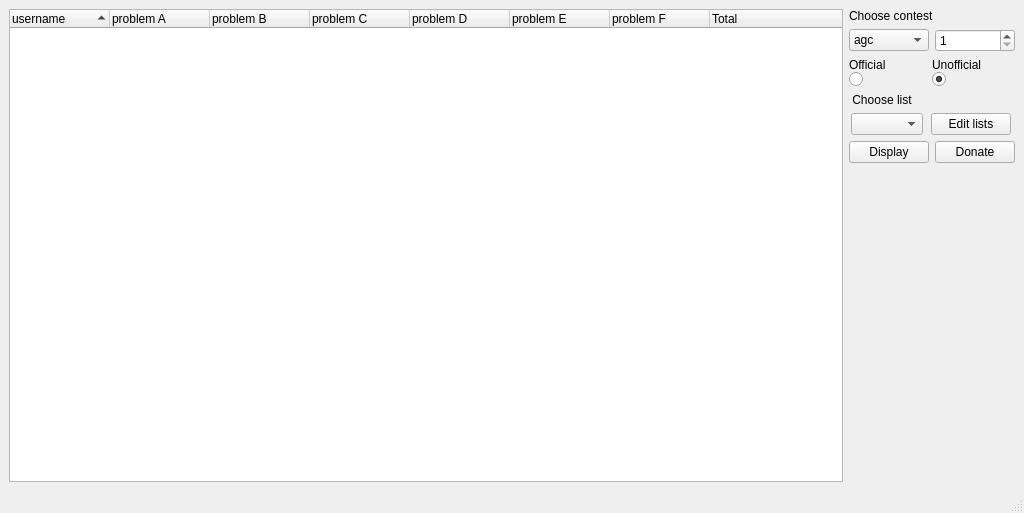
Old version of the form gui.ui in the repository mkisic/acstand.
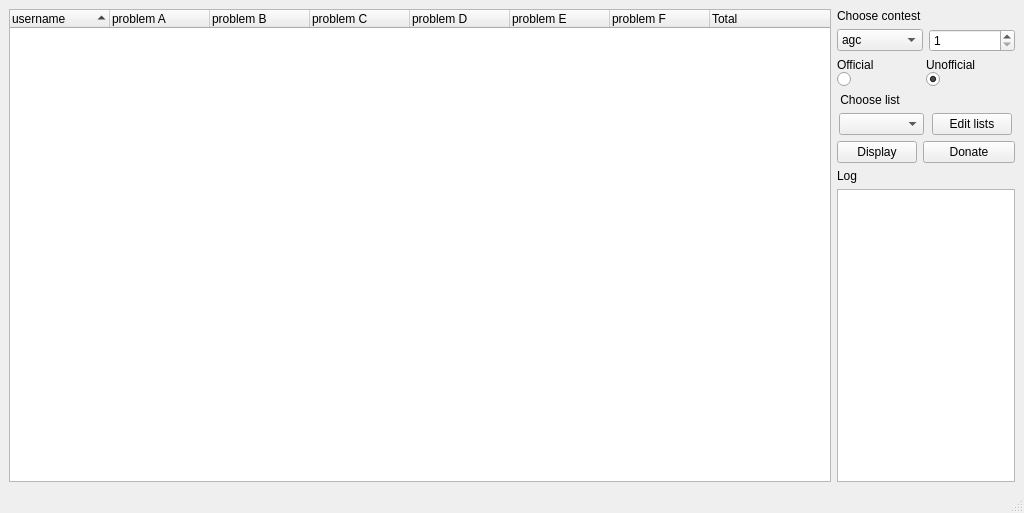
New version of the form.

```diff
--- a/gui.ui
+++ b/gui.ui
@@ -20,8 +20,8 @@
      <verstretch>0</verstretch>
     </sizepolicy>
    </property>
-   <layout class="QGridLayout" name="gridLayout">
-    <item row="0" column="0" rowspan="7">
+   <layout class="QGridLayout" name="gridLayout_2">
+    <item row="0" column="0">
      <widget class="QTreeWidget" name="displayTree">
       <property name="sortingEnabled">
        <bool>true</bool>
@@ -77,139 +77,9 @@
       </column>
      </widget>
     </item>
-    <item row="3" column="1">
-     <layout class="QHBoxLayout" name="horizontalLayout_5">
-      <item>
-       <widget class="QPushButton" name="displayButton">
-        <property name="sizePolicy">
-         <sizepolicy hsizetype="Maximum" vsizetype="Maximum">
-          <horstretch>0</horstretch>
-          <verstretch>0</verstretch>
-         </sizepolicy>
-        </property>
-        <property name="text">
-         <string>Display</string>
-        </property>
-       </widget>
-      </item>
-      <item>
-       <widget class="QPushButton" name="donateButton">
-        <property name="sizePolicy">
-         <sizepolicy hsizetype="Minimum" vsizetype="Fixed">
-          <horstretch>0</horstretch>
-          <verstretch>0</verstretch>
-         </sizepolicy>
-        </property>
-        <property name="text">
-         <string>Donate</string>
-        </property>
-       </widget>
-      </item>
-     </layout>
-    </item>
-    <item row="2" column="1">
-     <layout class="QVBoxLayout" name="verticalLayout_2">
-      <item>
-       <widget class="QLabel" name="listLabel">
-        <property name="sizePolicy">
-         <sizepolicy hsizetype="Minimum" vsizetype="Maximum">
-          <horstretch>0</horstretch>
-          <verstretch>0</verstretch>
-         </sizepolicy>
-        </property>
-        <property name="text">
-         <string> Choose list</string>
-        </property>
-       </widget>
-      </item>
-      <item>
-       <layout class="QHBoxLayout" name="horizontalLayout_4">
-        <item>
-         <widget class="QComboBox" name="listBox">
-          <property name="sizePolicy">
-           <sizepolicy hsizetype="Maximum" vsizetype="Fixed">
-            <horstretch>0</horstretch>
-            <verstretch>0</verstretch>
-           </sizepolicy>
-          </property>
-         </widget>
-        </item>
-        <item>
-         <widget class="QPushButton" name="createListButton">
-          <property name="sizePolicy">
-           <sizepolicy hsizetype="Maximum" vsizetype="Fixed">
-            <horstretch>0</horstretch>
-            <verstretch>0</verstretch>
-           </sizepolicy>
-          </property>
-          <property name="text">
-           <string>Edit lists</string>
-          </property>
-         </widget>
-        </item>
-       </layout>
-      </item>
-     </layout>
-    </item>
-    <item row="1" column="1">
-     <layout class="QVBoxLayout" name="verticalLayout_3">
-      <property name="spacing">
-       <number>0</number>
-      </property>
-      <item>
-       <layout class="QHBoxLayout" name="horizontalLayout_2">
-        <item>
-         <widget class="QLabel" name="officialLabel">
-          <property name="sizePolicy">
-           <sizepolicy hsizetype="Preferred" vsizetype="Maximum">
-            <horstretch>0</horstretch>
-            <verstretch>0</verstretch>
-           </sizepolicy>
-          </property>
-          <property name="text">
-           <string>Official</string>
-          </property>
-         </widget>
-        </item>
-        <item>
-         <widget class="QLabel" name="unofficialLabel">
-          <property name="sizePolicy">
-           <sizepolicy hsizetype="Preferred" vsizetype="Maximum">
-            <horstretch>0</horstretch>
-            <verstretch>0</verstretch>
-           </sizepolicy>
-          </property>
-          <property name="text">
-           <string>Unofficial</string>
-          </property>
-         </widget>
-        </item>
-       </layout>
-      </item>
-      <item>
-       <layout class="QHBoxLayout" name="horizontalLayout_3">
-        <item>
-         <widget class="QRadioButton" name="officialButton">
-          <property name="text">
-           <string notr="true"/>
-          </property>
-         </widget>
-        </item>
-        <item>
-         <widget class="QRadioButton" name="unofficialButton">
-          <property name="text">
-           <string notr="true"/>
-          </property>
-          <property name="checked">
-           <bool>true</bool>
-          </property>
-         </widget>
-        </item>
-       </layout>
-      </item>
-     </layout>
-    </item>
     <item row="0" column="1">
+     <layout class="QGridLayout" name="gridLayout">
+      <item row="0" column="0">
      <layout class="QVBoxLayout" name="verticalLayout">
       <item>
        <widget class="QLabel" name="contestLabel">
@@ -259,6 +129,169 @@
          </widget>
         </item>
        </layout>
+        </item>
+       </layout>
+      </item>
+      <item row="1" column="0">
+       <layout class="QVBoxLayout" name="verticalLayout_3">
+        <property name="spacing">
+         <number>0</number>
+        </property>
+        <item>
+         <layout class="QHBoxLayout" name="horizontalLayout_2">
+          <item>
+           <widget class="QLabel" name="officialLabel">
+            <property name="sizePolicy">
+             <sizepolicy hsizetype="Preferred" vsizetype="Maximum">
+              <horstretch>0</horstretch>
+              <verstretch>0</verstretch>
+             </sizepolicy>
+            </property>
+            <property name="text">
+             <string>Official</string>
+            </property>
+           </widget>
+          </item>
+          <item>
+           <widget class="QLabel" name="unofficialLabel">
+            <property name="sizePolicy">
+             <sizepolicy hsizetype="Preferred" vsizetype="Maximum">
+              <horstretch>0</horstretch>
+              <verstretch>0</verstretch>
+             </sizepolicy>
+            </property>
+            <property name="text">
+             <string>Unofficial</string>
+            </property>
+           </widget>
+          </item>
+         </layout>
+        </item>
+        <item>
+         <layout class="QHBoxLayout" name="horizontalLayout_3">
+          <item>
+           <widget class="QRadioButton" name="officialButton">
+            <property name="text">
+             <string notr="true"/>
+            </property>
+           </widget>
+          </item>
+          <item>
+           <widget class="QRadioButton" name="unofficialButton">
+            <property name="text">
+             <string notr="true"/>
+            </property>
+            <property name="checked">
+             <bool>true</bool>
+            </property>
+           </widget>
+          </item>
+         </layout>
+        </item>
+       </layout>
+      </item>
+      <item row="2" column="0">
+       <layout class="QVBoxLayout" name="verticalLayout_2">
+        <item>
+         <widget class="QLabel" name="listLabel">
+          <property name="sizePolicy">
+           <sizepolicy hsizetype="Minimum" vsizetype="Maximum">
+            <horstretch>0</horstretch>
+            <verstretch>0</verstretch>
+           </sizepolicy>
+          </property>
+          <property name="text">
+           <string> Choose list</string>
+          </property>
+         </widget>
+        </item>
+        <item>
+         <layout class="QHBoxLayout" name="horizontalLayout_4">
+          <item>
+           <widget class="QComboBox" name="listBox">
+            <property name="sizePolicy">
+             <sizepolicy hsizetype="Preferred" vsizetype="Fixed">
+              <horstretch>0</horstretch>
+              <verstretch>0</verstretch>
+             </sizepolicy>
+            </property>
+            <property name="maximumSize">
+             <size>
+              <width>85</width>
+              <height>16777215</height>
+             </size>
+            </property>
+           </widget>
+          </item>
+          <item>
+           <widget class="QPushButton" name="createListButton">
+            <property name="sizePolicy">
+             <sizepolicy hsizetype="Maximum" vsizetype="Fixed">
+              <horstretch>0</horstretch>
+              <verstretch>0</verstretch>
+             </sizepolicy>
+            </property>
+            <property name="text">
+             <string>Edit lists</string>
+            </property>
+           </widget>
+          </item>
+         </layout>
+        </item>
+       </layout>
+      </item>
+      <item row="3" column="0">
+       <layout class="QHBoxLayout" name="horizontalLayout_5">
+        <item>
+         <widget class="QPushButton" name="displayButton">
+          <property name="sizePolicy">
+           <sizepolicy hsizetype="Maximum" vsizetype="Maximum">
+            <horstretch>0</horstretch>
+            <verstretch>0</verstretch>
+           </sizepolicy>
+          </property>
+          <property name="text">
+           <string>Display</string>
+          </property>
+         </widget>
+        </item>
+        <item>
+         <widget class="QPushButton" name="donateButton">
+          <property name="sizePolicy">
+           <sizepolicy hsizetype="Minimum" vsizetype="Fixed">
+            <horstretch>0</horstretch>
+            <verstretch>0</verstretch>
+           </sizepolicy>
+          </property>
+          <property name="text">
+           <string>Donate</string>
+          </property>
+         </widget>
+        </item>
+       </layout>
+      </item>
+      <item row="4" column="0">
+       <widget class="QLabel" name="logLabel">
+        <property name="text">
+         <string>Log</string>
+        </property>
+       </widget>
+      </item>
+      <item row="5" column="0">
+       <widget class="QListView" name="listView">
+        <property name="sizePolicy">
+         <sizepolicy hsizetype="Preferred" vsizetype="Expanding">
+          <horstretch>0</horstretch>
+          <verstretch>0</verstretch>
+         </sizepolicy>
+        </property>
+        <property name="maximumSize">
+         <size>
+          <width>178</width>
+          <height>16777215</height>
+         </size>
+        </property>
+       </widget>
       </item>
      </layout>
     </item>
```
Lines whose indentation alone changed are shown as unchanged.
